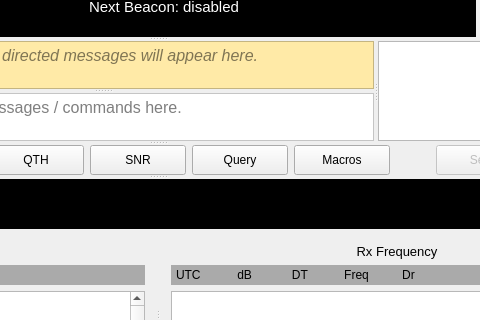
This is mainwindow.ui in qcmiao1998/js8call as Qt 5 draws it before an edit; both pictures show x 322 to 802 and y 96 to 416 of the 960 by 868 pixel window. The edited form follows.
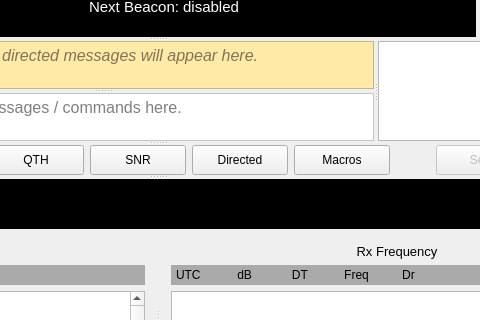
This is the edited form. Custom widgets are drawn as their Qt base class.

```diff
--- a/mainwindow.ui
+++ b/mainwindow.ui
@@ -1224,7 +1224,7 @@
            </size>
           </property>
           <property name="text">
-           <string>Query</string>
+           <string>Directed</string>
           </property>
          </widget>
         </item>
```
Left out of the diff: 2 changed lines with no effect on the pictures.
